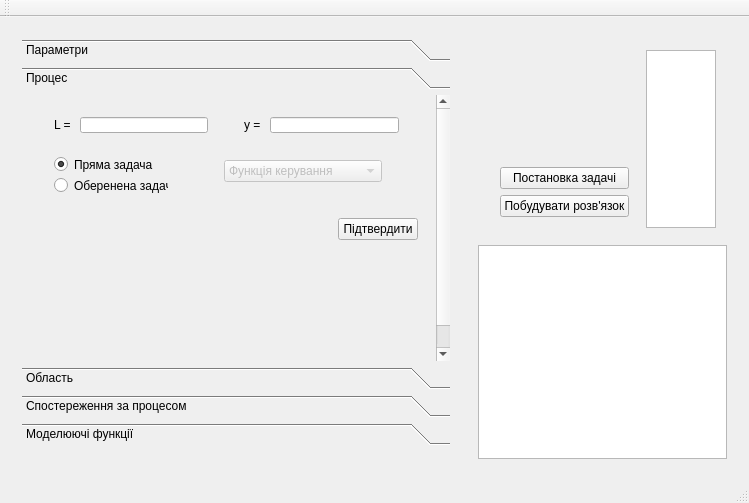
Before: the Qt Designer form MathMod/mainwindow.ui in romathebest/stoyan, drawn with Qt 5.
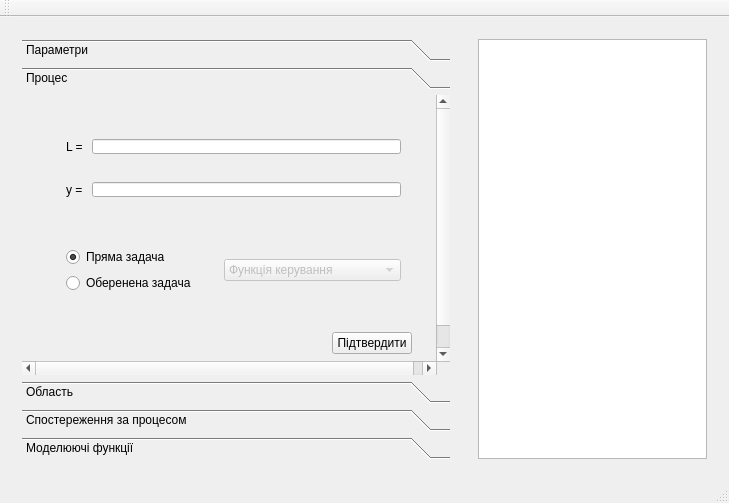
After: the same form once the commit is applied. The open tabs and pages were chosen to show the change.

Patch:
```diff
--- a/MathMod/mainwindow.ui
+++ b/MathMod/mainwindow.ui
@@ -138,7 +138,7 @@
           <property name="geometry">
            <rect>
             <x>0</x>
-            <y>0</y>
+            <y>-9</y>
             <width>415</width>
             <height>288</height>
            </rect>
@@ -167,15 +167,12 @@
                <height>270</height>
               </size>
              </property>
+             <layout class="QVBoxLayout" name="verticalLayout_11">
+              <item>
+               <widget class="QWidget" name="widget_9" native="true">
+                <layout class="QVBoxLayout" name="verticalLayout_5">
+                 <item>
              <widget class="QWidget" name="widget_11" native="true">
-              <property name="geometry">
-               <rect>
-                <x>10</x>
-                <y>0</y>
-                <width>176</width>
-                <height>38</height>
-               </rect>
-              </property>
               <layout class="QHBoxLayout" name="horizontalLayout_9">
                <item>
                 <widget class="QLabel" name="label">
@@ -189,15 +186,9 @@
                </item>
               </layout>
              </widget>
+                 </item>
+                 <item>
              <widget class="QWidget" name="widget_12" native="true">
-              <property name="geometry">
-               <rect>
-                <x>200</x>
-                <y>0</y>
-                <width>177</width>
-                <height>38</height>
-               </rect>
-              </property>
               <layout class="QHBoxLayout" name="horizontalLayout_10">
                <item>
                 <widget class="QLabel" name="label_2">
@@ -211,15 +202,18 @@
                </item>
               </layout>
              </widget>
+                 </item>
+                </layout>
+                <zorder>label</zorder>
+                <zorder>widget_11</zorder>
+                <zorder>widget_12</zorder>
+               </widget>
+              </item>
+              <item>
+               <widget class="QWidget" name="widget_10" native="true">
+                <layout class="QHBoxLayout" name="horizontalLayout_8">
+                 <item>
              <widget class="QWidget" name="widget_13" native="true">
-              <property name="geometry">
-               <rect>
-                <x>10</x>
-                <y>40</y>
-                <width>136</width>
-                <height>58</height>
-               </rect>
-              </property>
               <layout class="QVBoxLayout" name="verticalLayout_7">
                <item>
                 <widget class="QRadioButton" name="radioButton">
@@ -240,15 +234,9 @@
                </item>
               </layout>
              </widget>
+                 </item>
+                 <item>
              <widget class="QWidget" name="widget_14" native="true">
-              <property name="geometry">
-               <rect>
-                <x>180</x>
-                <y>40</y>
-                <width>180</width>
-                <height>51</height>
-               </rect>
-              </property>
               <layout class="QVBoxLayout" name="verticalLayout_8">
                <item>
                 <widget class="QComboBox" name="comboBox">
@@ -279,14 +267,17 @@
                </item>
               </layout>
              </widget>
+                 </item>
+                </layout>
+               </widget>
+              </item>
+              <item>
              <widget class="QWidget" name="widget_15" native="true">
-              <property name="geometry">
-               <rect>
-                <x>0</x>
-                <y>100</y>
-                <width>396</width>
-                <height>46</height>
-               </rect>
+                <property name="sizePolicy">
+                 <sizepolicy hsizetype="Fixed" vsizetype="Preferred">
+                  <horstretch>0</horstretch>
+                  <verstretch>0</verstretch>
+                 </sizepolicy>
               </property>
               <layout class="QHBoxLayout" name="horizontalLayout_11">
                <item>
@@ -311,6 +302,12 @@
                </item>
               </layout>
              </widget>
+              </item>
+             </layout>
+             <zorder>widget_15</zorder>
+             <zorder>radioButton</zorder>
+             <zorder>widget_9</zorder>
+             <zorder>widget_10</zorder>
             </widget>
            </item>
           </layout>
@@ -416,19 +413,6 @@
          </widget>
         </widget>
        </item>
-       <item>
-        <spacer name="verticalSpacer">
-         <property name="orientation">
-          <enum>Qt::Vertical</enum>
-         </property>
-         <property name="sizeHint" stdset="0">
-          <size>
-           <width>20</width>
-           <height>40</height>
-          </size>
-         </property>
-        </spacer>
-       </item>
       </layout>
      </widget>
     </item>
@@ -441,70 +425,6 @@
        </sizepolicy>
       </property>
       <layout class="QVBoxLayout" name="verticalLayout_6">
-       <item>
-        <widget class="QWidget" name="widget_9" native="true">
-         <property name="sizePolicy">
-          <sizepolicy hsizetype="Preferred" vsizetype="Fixed">
-           <horstretch>0</horstretch>
-           <verstretch>0</verstretch>
-          </sizepolicy>
-         </property>
-         <property name="minimumSize">
-          <size>
-           <width>0</width>
-           <height>200</height>
-          </size>
-         </property>
-         <property name="maximumSize">
-          <size>
-           <width>16777215</width>
-           <height>200</height>
-          </size>
-         </property>
-         <layout class="QHBoxLayout" name="horizontalLayout_8">
-          <item>
-           <widget class="QWidget" name="widget_10" native="true">
-            <layout class="QVBoxLayout" name="verticalLayout_5">
-             <item>
-              <spacer name="verticalSpacer_2">
-               <property name="orientation">
-                <enum>Qt::Vertical</enum>
-               </property>
-               <property name="sizeHint" stdset="0">
-                <size>
-                 <width>20</width>
-                 <height>103</height>
-                </size>
-               </property>
-              </spacer>
-             </item>
-             <item>
-              <widget class="QPushButton" name="pushButton_4">
-               <property name="text">
-                <string>Постановка задачі</string>
-               </property>
-              </widget>
-             </item>
-             <item>
-              <widget class="QPushButton" name="pushButton_3">
-               <property name="text">
-                <string>Побудувати розв'язок</string>
-               </property>
-              </widget>
-             </item>
-            </layout>
-           </widget>
-          </item>
-          <item>
-           <widget class="QPlainTextEdit" name="plainTextEdit">
-            <property name="readOnly">
-             <bool>true</bool>
-            </property>
-           </widget>
-          </item>
-         </layout>
-        </widget>
-       </item>
        <item>
         <widget class="QGraphicsView" name="graphicsView"/>
        </item>
```
Left out of the diff: 107 changed lines with no effect on the pictures. Lines whose indentation alone changed are shown as unchanged.
